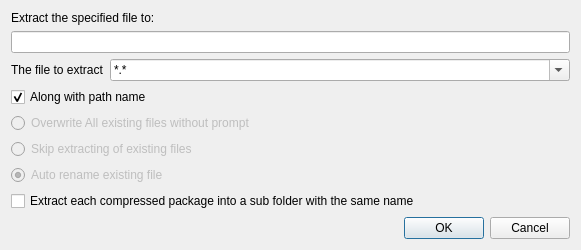
The window that dialog/uncompressconfirmdialog.ui (flysnow010/flyscp) describes before a commit, drawn with Qt 5.
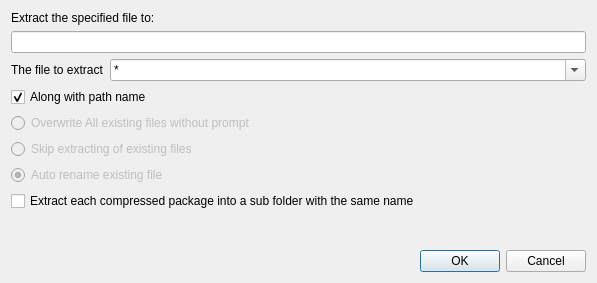
The same window after the commit.

Patch:
```diff
--- a/dialog/uncompressconfirmdialog.ui
+++ b/dialog/uncompressconfirmdialog.ui
@@ -6,8 +6,8 @@
    <rect>
     <x>0</x>
     <y>0</y>
-    <width>581</width>
-    <height>246</height>
+    <width>597</width>
+    <height>283</height>
    </rect>
   </property>
   <property name="windowTitle">
@@ -43,7 +43,7 @@
         <bool>true</bool>
        </property>
        <property name="currentText">
-        <string>*.*</string>
+        <string>*</string>
        </property>
       </widget>
      </item>
```
Left out of the diff: 4 changed lines with no effect on the pictures.
